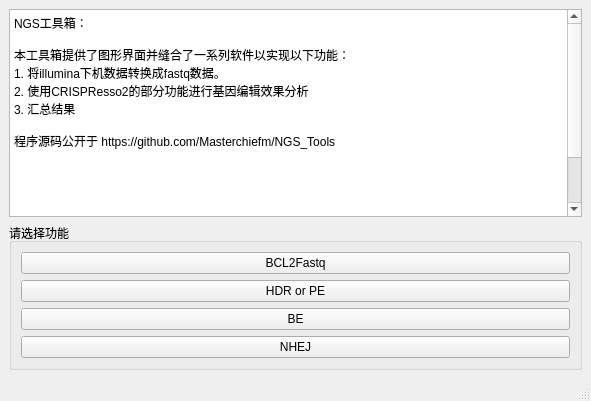
Masterchiefm/NGS_Tools, file gui_NGS_Tools.ui: the form before one commit.
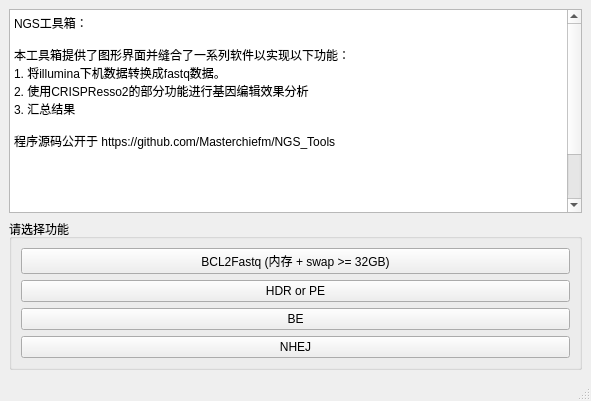
The form after the commit.

Diff of the .ui file:
```diff
--- a/gui_NGS_Tools.ui
+++ b/gui_NGS_Tools.ui
@@ -46,7 +46,7 @@
        <item>
         <widget class="QPushButton" name="pushButton_bcl">
          <property name="text">
-          <string>BCL2Fastq</string>
+          <string>BCL2Fastq (内存 + swap &gt;= 32GB)</string>
          </property>
         </widget>
        </item>
```
Left out of the diff: 2 changed lines with no effect on the pictures.
